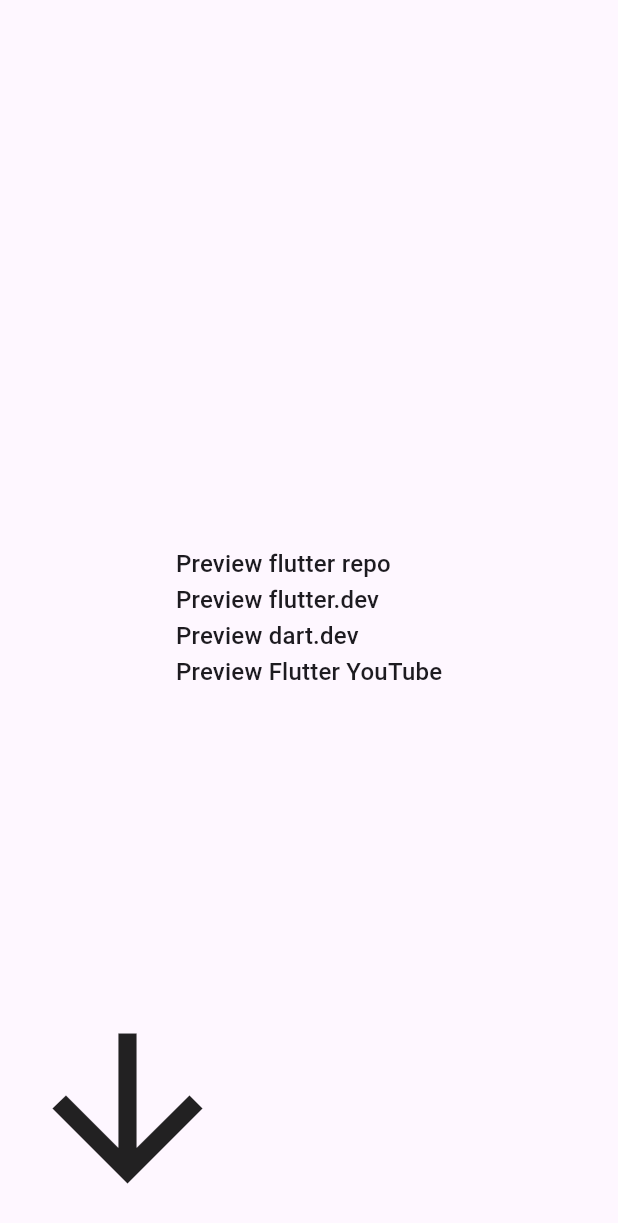
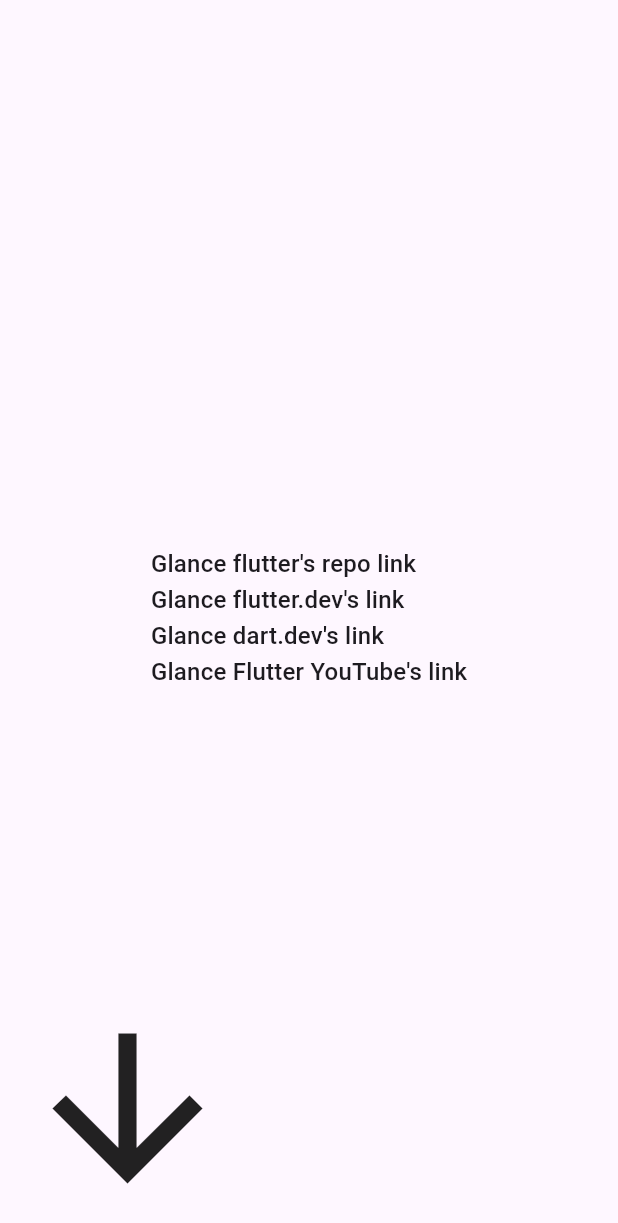
Before and after one commit to Juliotati/link_target, a Flutter app: the screen it shows after launch, on a phone screen of 412 x 824 dp. Shown: the top 1223 px of the screen. Run offline on Flutter 3.47's test engine with Material 3 defaults, Android fonts, the phone set to English and light mode, and no system bars.

Commit message:
update docs

```diff
--- a/example/lib/main.dart
+++ b/example/lib/main.dart
@@ -17,7 +17,7 @@ class LinkTargetExample extends StatelessWidget {
         child: Scaffold(
           body: Center(
             child: Stack(
-               children: [
+              children: [
                 Center(
                   child: Column(
                     crossAxisAlignment: CrossAxisAlignment.start,
@@ -25,20 +25,31 @@ class LinkTargetExample extends StatelessWidget {
                     children: [
                       LinkTargetDetector(
                         target: 'https://github.com/flutter/flutter',
-                        child: Text('Preview flutter repo', style: titleMedium),
+                        child: Text(
+                          'Glance flutter\'s repo link',
+                          style: titleMedium,
+                        ),
                       ),
                       LinkTargetDetector(
                         target: 'https://flutter.dev/development',
-                        child: Text('Preview flutter.dev', style: titleMedium),
+                        child: Text(
+                          'Glance flutter.dev\'s link',
+                          style: titleMedium,
+                        ),
                       ),
                       LinkTargetDetector(
                         target: 'https://dart.dev/',
-                        child: Text('Preview dart.dev', style: titleMedium),
+                        child: Text(
+                          'Glance dart.dev\'s link',
+                          style: titleMedium,
+                        ),
                       ),
                       LinkTargetDetector(
                         target: 'https://www.youtube.com/@flutterdev',
-                        child:
-                            Text('Preview Flutter YouTube', style: titleMedium),
+                        child: Text(
+                          'Glance Flutter YouTube\'s link',
+                          style: titleMedium,
+                        ),
                       ),
                     ],
                   ),
--- a/lib/src/region.dart
+++ b/lib/src/region.dart
@@ -7,8 +7,8 @@ import 'package:provider/provider.dart';
 
 @immutable
 final class LinkTargetRegion extends StatelessWidget {
-  /// Displays a target URL preview when a mouse hover is detected on web by the
-  /// widget wrapped in [LinkTargetDetector].
+  /// Displays the full URL when a mouse hover is detected on web by the widget
+  /// wrapped in [LinkTargetDetector].
   ///
   /// The [child] argument must not be null.
   const LinkTargetRegion({required this.child, super.key});
--- a/pubspec.yaml
+++ b/pubspec.yaml
@@ -1,5 +1,5 @@
 name: link_target
-description: "Adds hyperlink preview behaviour on hover found on browsers."
+description: "Adds hyperlink glance behaviour on hover found on the bottom left of the browser page."
 version: 0.0.1
 homepage: https://github.com/juliotati/link_target
 
@@ -8,6 +8,7 @@ topics:
   - web
   - hyperlink
   - link-preview
+  - link-glance
 
 environment:
   sdk: ^3.5.0
```
Also changed, not shown: 4 other files.
